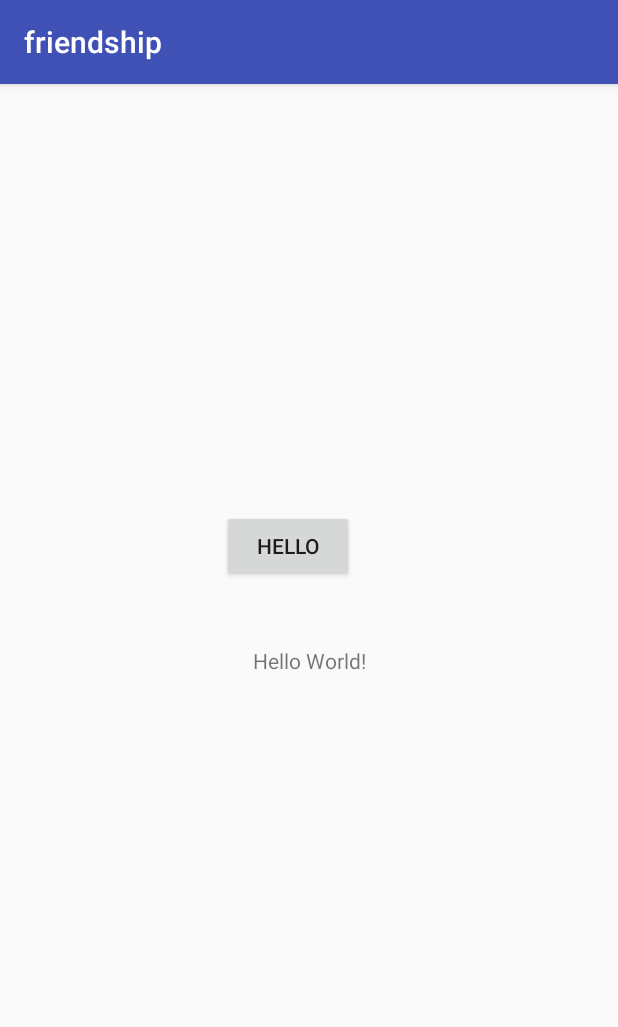
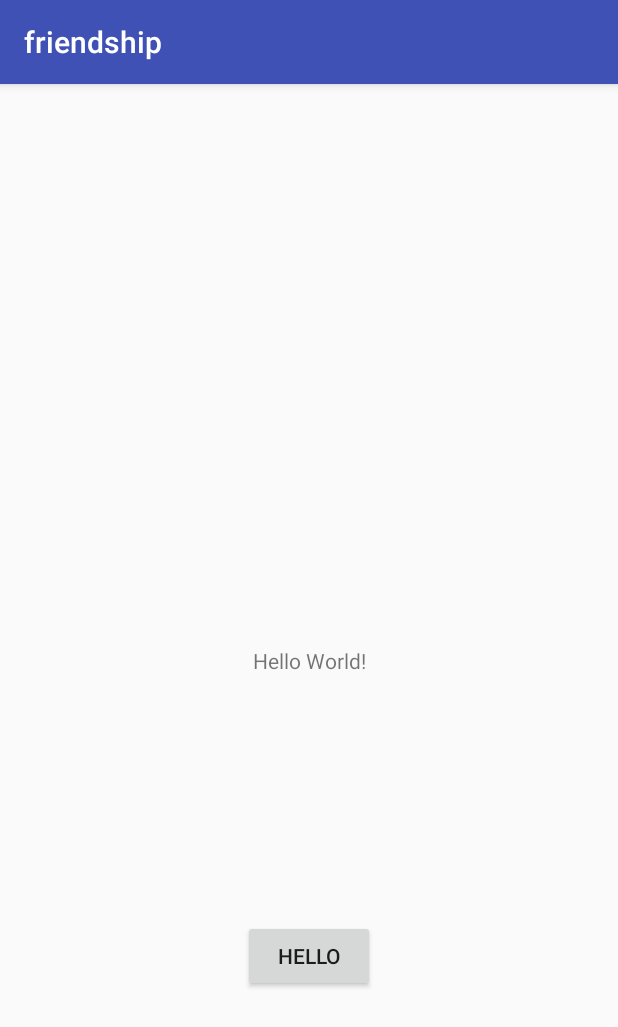
Before and after one commit to TranRed/friendship, an Android app: the screen it shows after launch (MainActivity), on a phone screen of 412 x 824 dp. Shown: the top 1027 px of the screen. Run offline under Robolectric (Android 15) with nearby library versions, the phone set to English and light mode, and no system bars.

Commit message:
Added@Project

```diff
--- a/app/src/main/res/layout/activity_main.xml
+++ b/app/src/main/res/layout/activity_main.xml
@@ -17,19 +17,17 @@
         tools:layout_constraintTop_creator="1"
         tools:layout_constraintRight_creator="1"
         tools:layout_constraintBottom_creator="1"
-        tools:layout_constraintLeft_creator="1" />
+        tools:layout_constraintLeft_creator="1"
+        android:id="@+id/textView" />
 
     <Button
         android:id="@+id/button"
         android:layout_width="wrap_content"
         android:layout_height="wrap_content"
         android:text="Hello"
-        tools:layout_constraintTop_creator="1"
-        tools:layout_constraintLeft_creator="1"
         app:layout_constraintLeft_toLeftOf="parent"
-        app:layout_constraintTop_toTopOf="parent"
-        android:layout_marginStart="148dp"
-        android:layout_marginLeft="148dp"
-        android:layout_marginTop="284dp" />
+        app:layout_constraintBottom_toBottomOf="parent"
+        app:layout_constraintTop_toBottomOf="@+id/textView"
+        app:layout_constraintRight_toRightOf="parent" />
 
 </android.support.constraint.ConstraintLayout>
```
